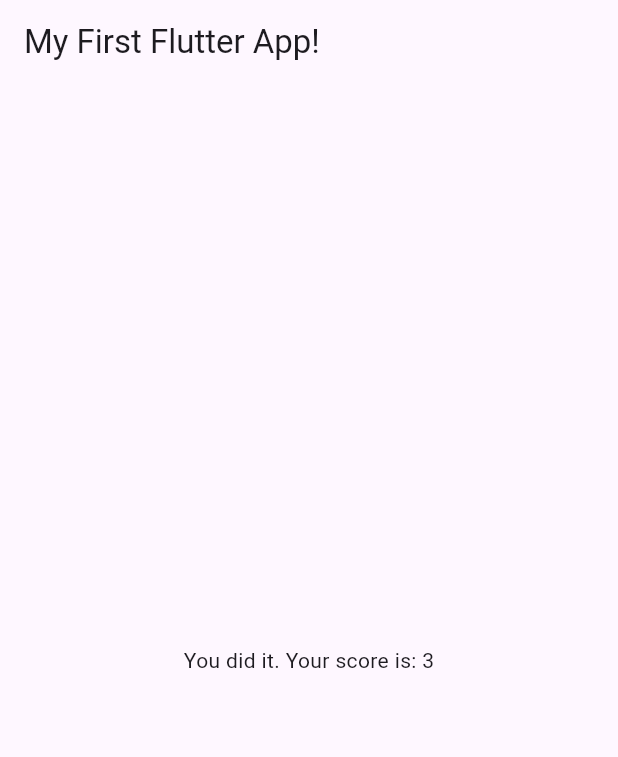
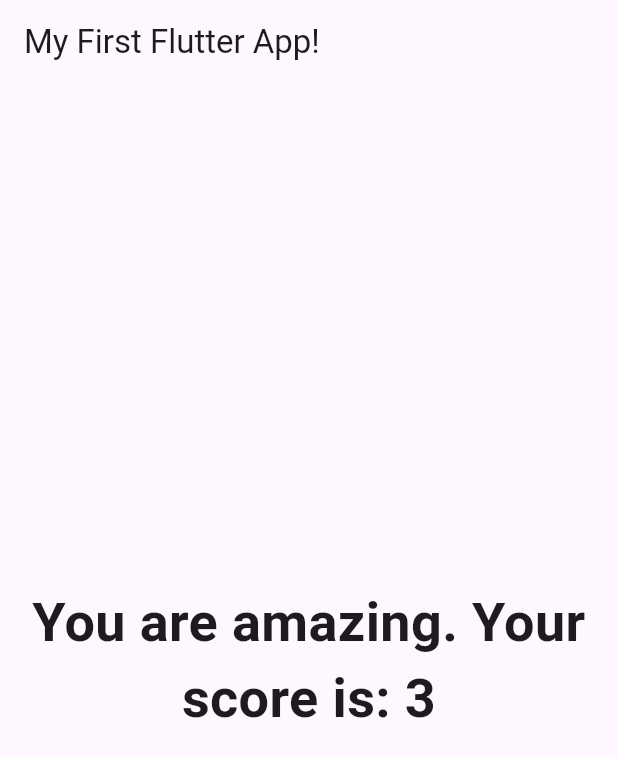
Before and after one commit to rasathelamedude/first-flutter-project, a Flutter app: the screen it shows after launch, after a tap on "White", after a tap on "Dog", on a phone screen of 412 x 824 dp. Shown: the top 757 px of the screen. Run offline on Flutter 3.47's test engine with Material 3 defaults, Android fonts, the phone set to English and light mode, and no system bars.

Commit message:
Apply getter function to get the result phrase in Result.dart

```diff
--- a/lib/Result.dart
+++ b/lib/Result.dart
@@ -2,14 +2,31 @@ import 'package:flutter/material.dart';
 
 // ignore: must_be_immutable
 class Result extends StatelessWidget {
-  String? resultText;
-  int? totalScore;
+  final int? totalScore;
 
   // ignore: use_key_in_widget_constructors
-  Result(this.resultText, this.totalScore);
+  const Result(this.totalScore);
+
+  String get resultPhrase {
+    String? phrase;
+
+    if (totalScore! < 3) {
+      phrase = "You are decent";
+    } else {
+      phrase = "You are amazing";
+    }
+
+    return phrase;
+  }
 
   @override
   Widget build(BuildContext context) {
-    return Center(child: Text("${resultText!}. Your score is: $totalScore"));
+    return Center(
+      child: Text(
+        "$resultPhrase. Your score is: $totalScore",
+        style: TextStyle(fontSize: 36, fontWeight: FontWeight.bold),
+        textAlign: TextAlign.center,
+      ),
+    );
   }
 }
--- a/lib/main.dart
+++ b/lib/main.dart
@@ -60,7 +60,7 @@ class _MyAppState extends State<MyApp> {
                 questionIndex: _questionIndex,
                 questions: _questions,
               )
-            : Result("You did it", _totalScore),
+            : Result(_totalScore),
       ),
     );
   }
```
